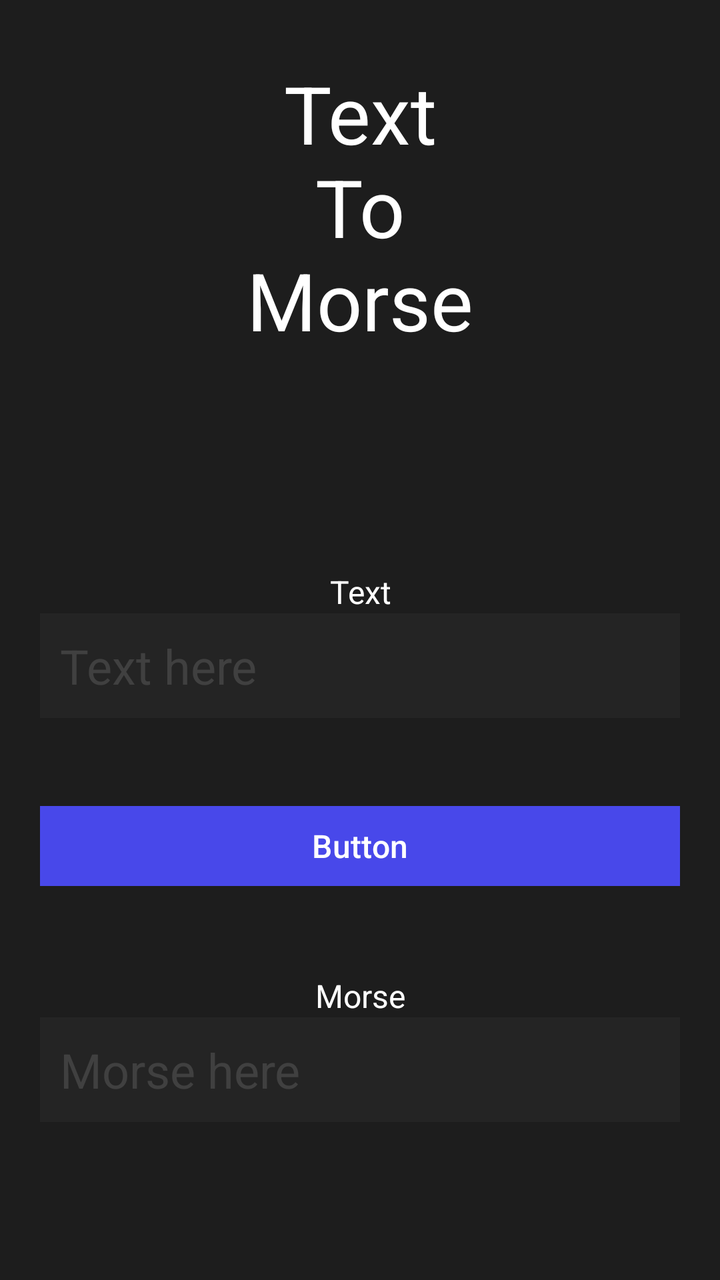
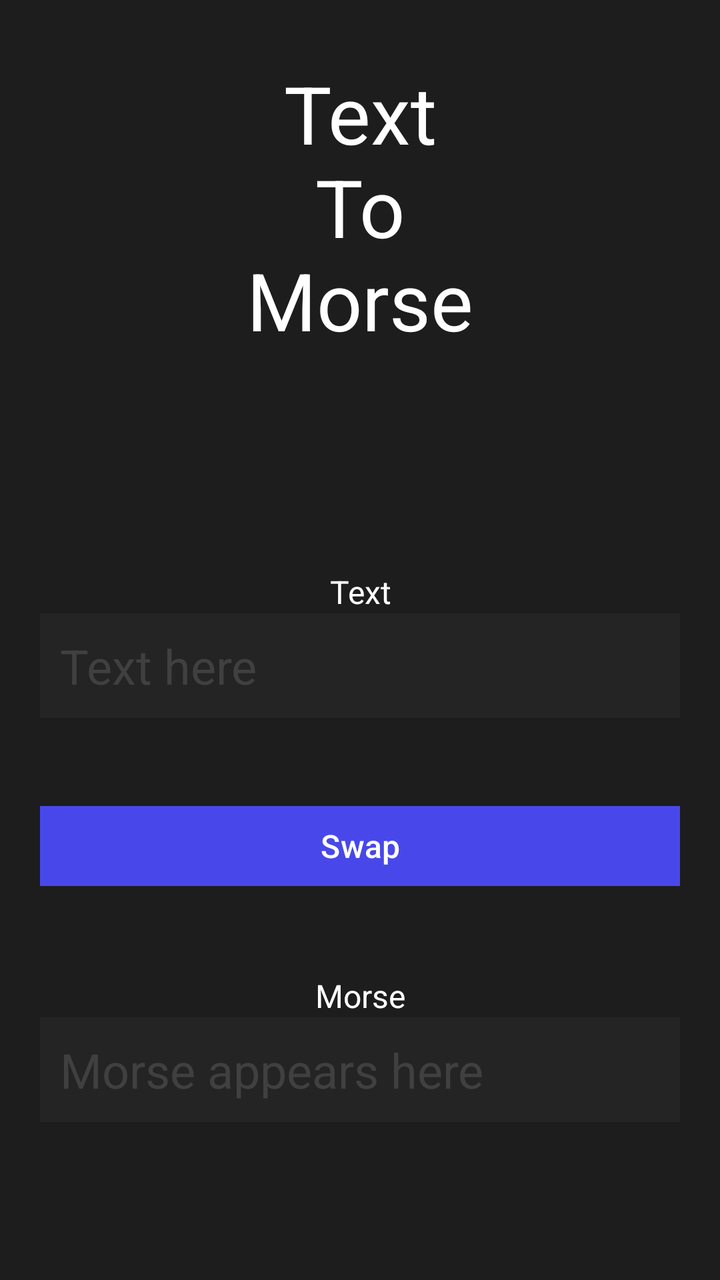

Compare the two renders of this Android layout. The source of the first and the diff that turns it into the second are given below.
<!-- AndroidManifest.xml: application theme Theme.MorseCodeTranslator -->
<!-- res/layout/activity_ttm.xml -->
<?xml version="1.0" encoding="utf-8"?>
<LinearLayout xmlns:android="http://schemas.android.com/apk/res/android"
    xmlns:app="http://schemas.android.com/apk/res-auto"
    xmlns:tools="http://schemas.android.com/tools"
    android:id="@+id/main"
    android:layout_width="match_parent"
    android:layout_height="match_parent"
    android:background="@color/background"
    android:orientation="vertical"
    tools:context=".TTMActivity">

    <TextView
        android:id="@+id/textView4"
        android:textColor="@color/white"
        android:layout_width="match_parent"
        android:layout_height="wrap_content"
        android:textSize="40sp"
        android:layout_margin="30dp"
        android:textAlignment="center"
        android:layout_weight="1"
        android:text="Text\nTo\nMorse"/>

    <LinearLayout
        android:layout_width="match_parent"
        android:layout_height="wrap_content"
        android:gravity="center"
        android:layout_weight="1"
        android:orientation="vertical">

        <TextView
            android:id="@+id/TTMInputText"
            android:layout_width="match_parent"
            android:layout_height="wrap_content"
            android:text="Text"
            android:textAlignment="center"
            android:textColor="@color/white"
            android:textSize="16sp" />

        <EditText
            android:id="@+id/TTMInput"
            android:layout_width="320dp"
            android:layout_height="wrap_content"
            android:background="@color/background_highlight"
            android:ems="10"
            android:hint="Text here"
            android:inputType="textCapSentences|textMultiLine"
            android:padding="10dp"
            android:text=""
            android:textColor="@color/white"
            android:textColorHint="@color/hint"
            android:textSize="24sp" />

        <Button
            android:id="@+id/TTMSwapButton"
            android:layout_width="320dp"
            android:layout_height="wrap_content"
            android:layout_margin="40dp"
            android:backgroundTint="@color/accent"
            android:text="Button"
            android:textColor="@color/white"
            android:textSize="16sp"
            app:cornerRadius="0dp" />

        <TextView
            android:id="@+id/TTMOutputText"
            android:layout_width="match_parent"
            android:layout_height="wrap_content"
            android:text="Morse"
            android:textAlignment="center"
            android:textColor="@color/white"
            android:textSize="16sp" />

        <EditText
            android:id="@+id/TTMOutput"
            android:layout_width="320dp"
            android:layout_height="wrap_content"
            android:background="@color/background_highlight"
            android:enabled="true"
            android:hint="Morse here"
            android:inputType="textCapSentences|textMultiLine"
            android:padding="10dp"
            android:text=""
            android:textColor="@color/white"
            android:textColorHint="@color/hint"
            android:textSize="24sp" />
    </LinearLayout>

    <View
        android:layout_height="0dp"
        android:layout_width="0dp"
        android:layout_weight="1"/>

</LinearLayout>
<!-- resources referenced by this layout -->
<resources>
  <color name="accent">#4848EA</color>
  <color name="background">#1D1D1D</color>
  <color name="background_highlight">#242424</color>
  <color name="hint">#404040</color>
  <color name="white">#FFFFFFFF</color>
  <style name="Theme.MorseCodeTranslator" parent="Base.Theme.MorseCodeTranslator" />
  <style name="Base.Theme.MorseCodeTranslator" parent="Theme.Material3.DayNight.NoActionBar">
          
          
      </style>
</resources>

<!-- the commit's change to res/layout/activity_ttm.xml (unified diff, before → after) -->
@@ -56,7 +56,7 @@
             android:layout_height="wrap_content"
             android:layout_margin="40dp"
             android:backgroundTint="@color/accent"
-            android:text="Button"
+            android:text="Swap"
             android:textColor="@color/white"
             android:textSize="16sp"
             app:cornerRadius="0dp" />
@@ -76,7 +76,7 @@
             android:layout_height="wrap_content"
             android:background="@color/background_highlight"
             android:enabled="true"
-            android:hint="Morse here"
+            android:hint="Morse appears here"
             android:inputType="textCapSentences|textMultiLine"
             android:padding="10dp"
             android:text=""
